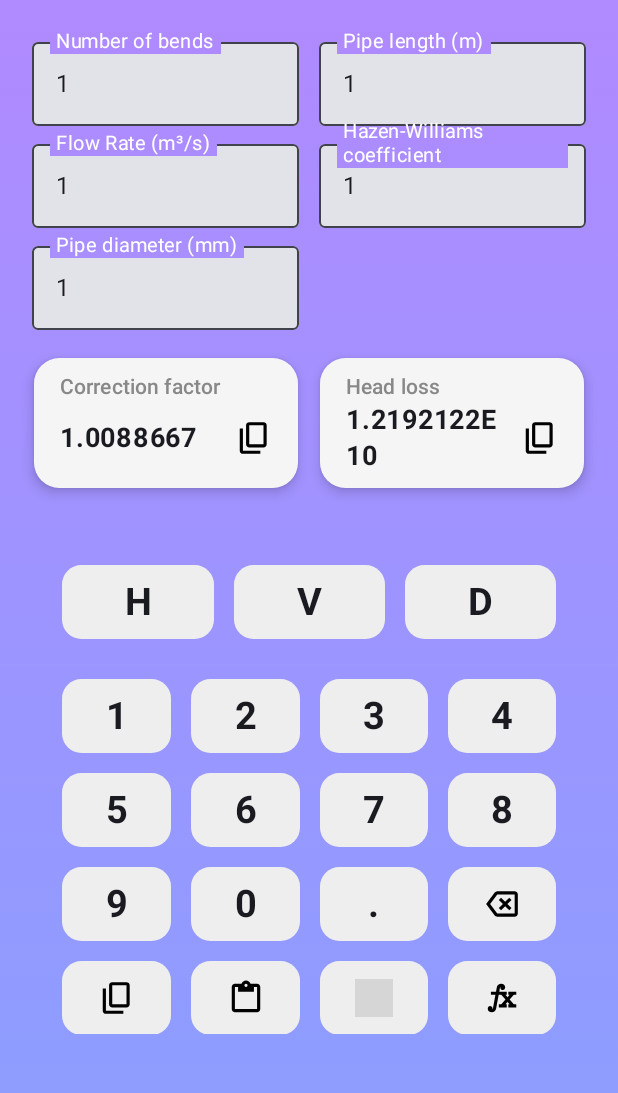
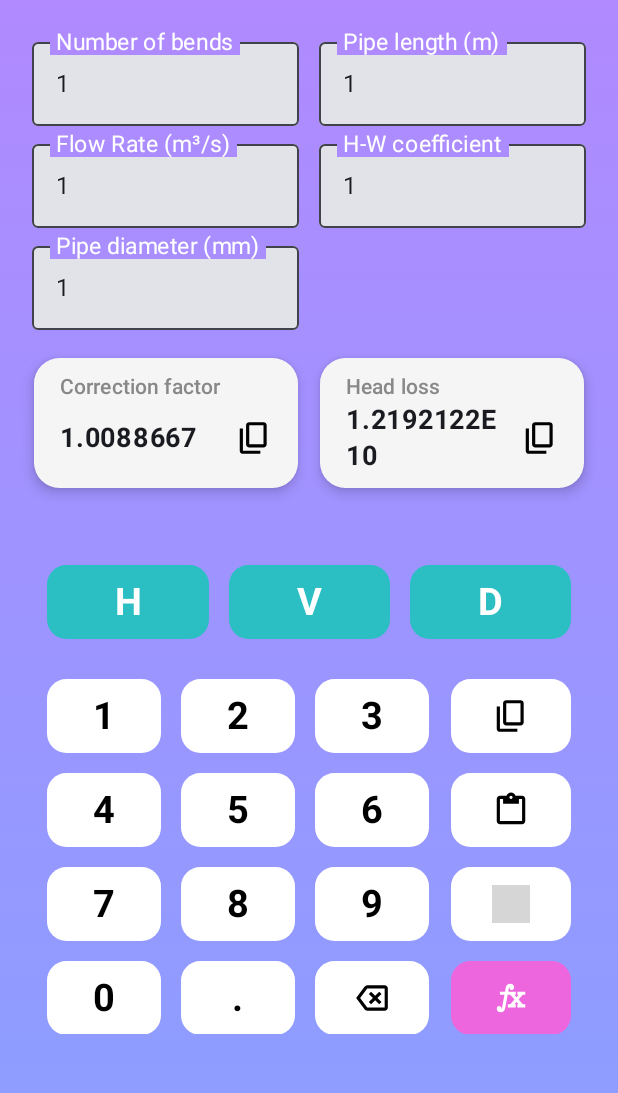
Before and after one commit to sadeghb97/water, an Android app built with Jetpack Compose: the screen it shows after launch (MainActivity), on a phone screen of 412 x 824 dp, the part 88-1181 px from its top. Run offline under Robolectric (Android 15) with nearby library versions, the light colour scheme and no system bars; grey boxes are pictures that could not be loaded.

Commit message:
some change in keyboard look

```diff
--- a/app/src/main/java/ir/sbpro/waterengineering/lang/EnLang.kt
+++ b/app/src/main/java/ir/sbpro/waterengineering/lang/EnLang.kt
@@ -103,7 +103,7 @@ class EnLang : AppLanguage {
             "n" -> "Number of bends"
             "f" -> "Correction factor"
             "l" -> "Pipe length (m)"
-            "c" -> "Hazen-Williams coefficient"
+            "c" -> "H-W coefficient"
             "h" -> "Head loss"
             else -> paramKey
         }
--- a/app/src/main/java/ir/sbpro/waterengineering/ui/components/NumberPad.kt
+++ b/app/src/main/java/ir/sbpro/waterengineering/ui/components/NumberPad.kt
@@ -3,10 +3,10 @@ package ir.sbpro.waterengineering.ui.components
 import android.view.MotionEvent
 import androidx.compose.foundation.Image
 import androidx.compose.foundation.background
-import androidx.compose.foundation.clickable
 import androidx.compose.foundation.layout.Arrangement
 import androidx.compose.foundation.layout.Box
 import androidx.compose.foundation.layout.BoxScope
+import androidx.compose.foundation.layout.Row
 import androidx.compose.foundation.layout.fillMaxWidth
 import androidx.compose.foundation.layout.height
 import androidx.compose.foundation.layout.padding
@@ -62,6 +62,16 @@ fun NumberPad(
     val context = LocalContext.current
     val cs = rememberCoroutineScope()
 
+    val normalStyle = NumPadStyle()
+    val formulaStyle = NumPadStyle(
+        bgColor = Color(0xFF2BBEC2),
+        fgColor = Color.White
+    )
+    val calcStyle = NumPadStyle(
+        bgColor = Color(0XFFEE66DD),
+        fgColor = Color.White
+    )
+
     val buttons = listOf(
         "1", "2", "3",
         "4", "5", "6",
@@ -72,7 +82,7 @@ fun NumberPad(
         LazyVerticalGrid(
             columns = GridCells.Fixed(3),
             modifier = modifier
-                .padding(vertical = 12.dxp, horizontal = 40.dxp)
+                .padding(vertical = 12.dxp, horizontal = 30.dxp)
                 .fillMaxWidth(),
             verticalArrangement = Arrangement.spacedBy(12.dxp),
             horizontalArrangement = Arrangement.spacedBy(12.dxp),
@@ -80,7 +90,7 @@ fun NumberPad(
         ) {
             formulas.forEachIndexed { index, item ->
                 item {
-                    KeyTextBox(cs, item.formulaKey.uppercase()) {
+                    KeyTextBox(cs, item.formulaKey.uppercase(), formulaStyle) {
                         onFormulaChange(index)
                     }
                 }
@@ -89,11 +99,14 @@ fun NumberPad(
     }
 
     CompositionLocalProvider(LocalLayoutDirection provides LayoutDirection.Ltr) {
+        Row(
+            modifier = Modifier.padding(top = 12.dxp, start = 30.dxp, end = 30.dxp)
+        ) {
             LazyVerticalGrid(
-            columns = GridCells.Fixed(4),
+                columns = GridCells.Fixed(3),
                 modifier = modifier
-                .padding(start = 40.dxp, end = 40.dxp, top = 12.dxp)
-                .fillMaxWidth(),
+                    .padding(end = 6.dxp)
+                    .weight(3f),
                 verticalArrangement = Arrangement.spacedBy(12.dxp),
                 horizontalArrangement = Arrangement.spacedBy(12.dxp),
                 userScrollEnabled = false
@@ -118,20 +131,20 @@ fun NumberPad(
                 }
 
                 items(buttons.size) { index ->
-                KeyTextBox(cs, buttons[index]) {
+                    KeyTextBox(cs, buttons[index], normalStyle) {
                         updateTextValue(buttons[index])
                     }
                 }
 
                 item() {
-                KeyTextBox(cs, ".") {
+                    KeyTextBox(cs, ".", normalStyle) {
                         if (activeParam != null && !activeParam.value.text.contains("."))
                             updateTextValue(".")
                     }
                 }
 
                 item() {
-                KeySymbolBox(cs, R.drawable.backspace, onLongClick = {
+                    KeySymbolBox(cs, R.drawable.backspace, normalStyle, onLongClick = {
                         if (activeParam != null) {
                             activeParam.value = TextFieldValue(
                                 text = "",
@@ -159,20 +172,18 @@ fun NumberPad(
                     }
                 }
             }
-    }
 
-    CompositionLocalProvider(LocalLayoutDirection provides lang.getLayoutDirection()) {
             LazyVerticalGrid(
-            columns = GridCells.Fixed(4),
+                columns = GridCells.Fixed(1),
                 modifier = modifier
-                .padding(start = 40.dxp, end = 40.dxp, top = 12.dxp)
-                .fillMaxWidth(),
+                    .padding(start = 6.dxp)
+                    .weight(1f),
                 verticalArrangement = Arrangement.spacedBy(12.dxp),
                 horizontalArrangement = Arrangement.spacedBy(12.dxp),
                 userScrollEnabled = false
             ) {
                 item {
-                KeySymbolBox(cs, R.drawable.content_copy) {
+                    KeySymbolBox(cs, R.drawable.content_copy, normalStyle) {
                         activeParam?.let {
                             copyToClipboard(context, "Parameter", it.value.text)
                             triggerVibration(context, 50, 50)
@@ -181,7 +192,7 @@ fun NumberPad(
                 }
 
                 item {
-                KeySymbolBox(cs, R.drawable.content_paste) {
+                    KeySymbolBox(cs, R.drawable.content_paste, normalStyle) {
                         activeParam?.let { param ->
                             getTextFromClipboard(context)?.let { clipText ->
                                 param.value = param.value.copy(
@@ -197,15 +208,17 @@ fun NumberPad(
                 item {
                     KeySymbolBox(cs,
                         imageId = if(lang.getLayoutDirection() == LayoutDirection.Ltr) R.drawable.arrow_right
-                    else R.drawable.arrow_left
+                        else R.drawable.arrow_left,
+                        normalStyle
                     ) {
                         onNextParameter()
                     }
                 }
 
                 item {
-                KeySymbolBox(cs, R.drawable.function) {
+                    KeySymbolBox(cs, R.drawable.function, calcStyle) {
                         onCalculate()
+                    }
                 }
             }
         }
@@ -216,6 +229,7 @@ fun NumberPad(
 @Composable
 fun KeyBox(
     coroutineScope: CoroutineScope,
+    numPadStyle: NumPadStyle,
     onClick: () -> Unit,
     onLongClick: () -> Unit = {},
     content: @Composable BoxScope.() -> Unit
@@ -228,7 +242,7 @@ fun KeyBox(
             .fillMaxWidth()
             .height(48.dxp)
             .clip(RoundedCornerShape(12.dxp))
-            .background(Color(0xFFEEEEEE))
+            .background(numPadStyle.bgColor)
             .pointerInteropFilter { event ->
                 when (event.action) {
                     MotionEvent.ACTION_DOWN -> {
@@ -264,12 +278,14 @@ fun KeyBox(
 fun KeyTextBox(
     coroutineScope: CoroutineScope,
     text: String,
+    numPadStyle: NumPadStyle,
     onLongClick: () -> Unit = {},
     onClick: () -> Unit,
 ){
-    KeyBox(coroutineScope = coroutineScope, onClick = onClick, onLongClick = onLongClick) {
+    KeyBox(coroutineScope = coroutineScope, numPadStyle = numPadStyle, onClick = onClick, onLongClick = onLongClick) {
         Text(
             text = text,
+            color = numPadStyle.fgColor,
             fontSize = 24.sxp,
             fontWeight = FontWeight.Bold
         )
@@ -280,15 +296,21 @@ fun KeyTextBox(
 fun KeySymbolBox(
     coroutineScope: CoroutineScope,
     imageId: Int,
+    numPadStyle: NumPadStyle,
     onLongClick: () -> Unit = {},
     onClick: () -> Unit,
 ){
-    KeyBox(coroutineScope = coroutineScope, onClick = onClick, onLongClick = onLongClick) {
+    KeyBox(coroutineScope = coroutineScope, numPadStyle = numPadStyle, onClick = onClick, onLongClick = onLongClick) {
         Image(
             painter = painterResource(id = imageId),
             contentDescription = null,
-            colorFilter = ColorFilter.tint(Color.Black),
+            colorFilter = ColorFilter.tint(numPadStyle.fgColor),
             modifier = Modifier.size(24.dxp),
         )
     }
 }
+
+data class NumPadStyle(
+    val bgColor: Color = Color.White,
+    val fgColor: Color = Color.Black
+)
--- a/app/src/main/java/ir/sbpro/waterengineering/ui/components/ParamField.kt
+++ b/app/src/main/java/ir/sbpro/waterengineering/ui/components/ParamField.kt
@@ -61,7 +61,7 @@ fun ParamField(label: String,
                 modifier = modifier
                     .focusRequester(finalFocusRequester),
                 interactionSource = interactionSource,
-                label = { Text(text = label, fontSize = 12.sxp) },
+                label = { Text(text = label, fontSize = 14.sxp) },
                 singleLine = true,
                 readOnly = readOnly,
                 colors = TextFieldDefaults.colors(
--- a/app/src/main/java/ir/sbpro/waterengineering/ui/screens/MainScreen.kt
+++ b/app/src/main/java/ir/sbpro/waterengineering/ui/screens/MainScreen.kt
@@ -33,6 +33,7 @@ import androidx.compose.ui.Alignment
 import androidx.compose.ui.Modifier
 import androidx.compose.ui.graphics.Color
 import androidx.compose.ui.platform.LocalContext
+import androidx.compose.ui.platform.LocalFocusManager
 import androidx.compose.ui.platform.LocalLayoutDirection
 import androidx.compose.ui.res.painterResource
 import androidx.compose.ui.text.TextRange
@@ -72,6 +73,8 @@ fun MainScreen(
     )
 
     val context = LocalContext.current
+    val focusManager = LocalFocusManager.current
+
     val coroutineScope = rememberCoroutineScope()
     val lang by appDataStore.languageFlow.collectAsState(appSingleton.startLanguage)
     var isLangMenuExpanded = remember { mutableStateOf(false) }
@@ -232,6 +235,8 @@ fun MainScreen(
                 activeParam = if (activeParamIndex.value != null) parametersState.value.params[activeParamIndex.value!!] else null,
                 formulas = formulasList,
                 onFormulaChange = {
+                    focusManager.clearFocus()
+                    activeParamIndex.value = 0
                     activeFormulaIndex.intValue = it
                     activeFormula.value = formulasList[activeFormulaIndex.intValue]
                     rowCells.intValue =
```
Lines whose indentation alone changed are shown as unchanged.
